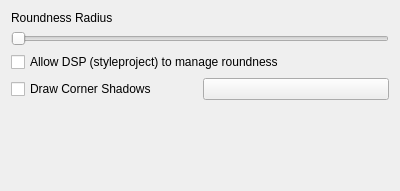
matinlotfali/KDE-Rounded-Corners, file shapecorners_config.ui: the form before one commit.
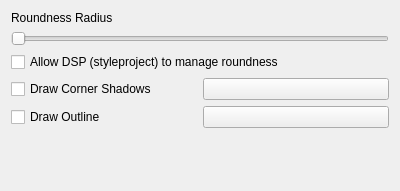
The form after the commit. Custom widgets are drawn as their Qt base class.

Commit message: Add outline around the window with settings in Config Dialog

```diff
--- a/shapecorners_config.ui
+++ b/shapecorners_config.ui
@@ -58,6 +58,20 @@
        <item row="0" column="1">
         <widget class="KColorButton" name="shadowColor"/>
        </item>
+       <item row="1" column="0">
+        <widget class="QCheckBox" name="drawOutlineEnabled">
+         <property name="text">
+          <string>Draw Outline</string>
+         </property>
+        </widget>
+       </item>
+       <item row="1" column="1">
+        <widget class="KColorButton" name="outlineColor">
+         <property name="alphaChannelEnabled">
+          <bool>true</bool>
+         </property>
+        </widget>
+       </item>
       </layout>
      </item>
      <item>
```
The commit also changes 5 other files.
